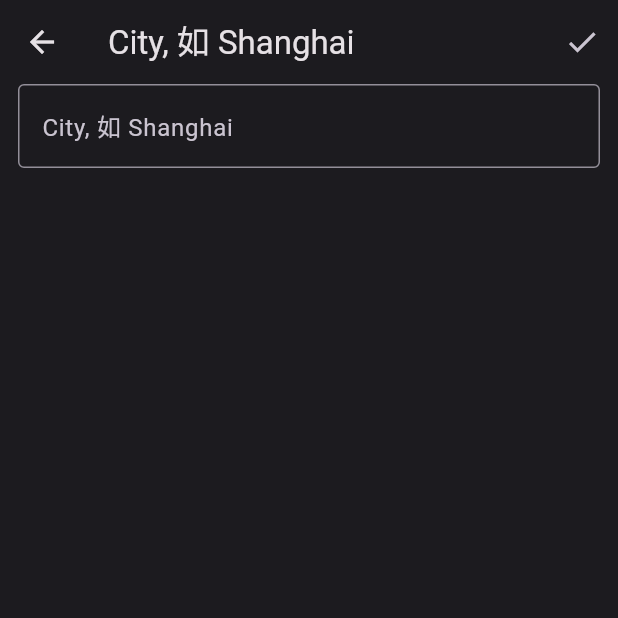
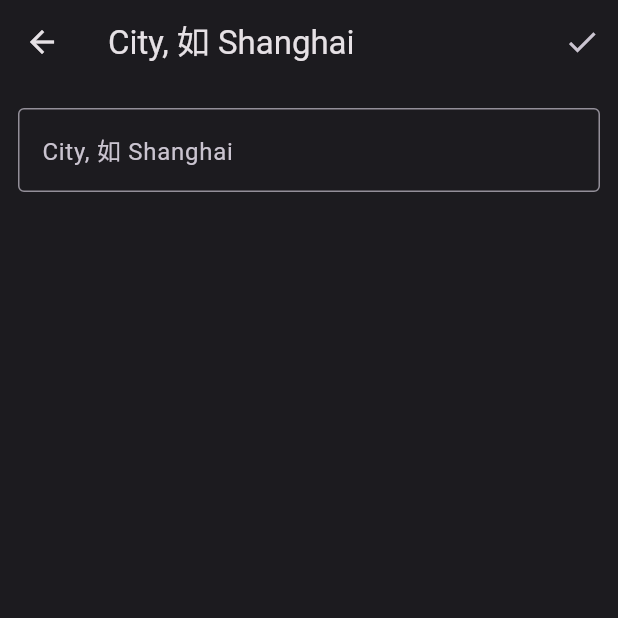
Before and after one commit to dengsgo/funny_time, a Flutter app: the SettingPage screen opened by its route, after a tap on "城市/地区", on a phone screen of 412 x 824 dp, the top half of it. Run offline on Flutter 3.47's test engine with Material 2 defaults, Android fonts, the light colour scheme and no system bars; our stand-ins replace battery_plus, shared_preferences, wakelock; missing offline and left inert: screen_brightness; accounts and stored records are empty.

Commit message:
update setting

```diff
--- a/lib/config.dart
+++ b/lib/config.dart
@@ -12,6 +12,8 @@
 import 'package:screen_brightness/screen_brightness.dart';
 import 'package:shared_preferences/shared_preferences.dart';
 import 'package:wakelock/wakelock.dart';
+
+const appVersionCode = '1.0.2';
 
 const double positionPaddingHeight = 72;
 
--- a/lib/setting.dart
+++ b/lib/setting.dart
@@ -1,5 +1,7 @@
 import 'package:flutter/material.dart';
 import 'package:funny_time/config.dart';
+
+const _projectCodeUrl = 'https://github.com/dengsgo/funny_time';
 
 class SettingPage extends StatefulWidget {
   const SettingPage({super.key});
@@ -33,15 +35,15 @@
   Widget build(BuildContext context) {
     final styleLarge = Theme.of(context).textTheme.titleLarge;
     return Scaffold(
-      appBar: AppBar(title: Text("Setting"),),
+      appBar: AppBar(title: const Text("Setting"),),
       body: ListView(
         children: [
           _copyright(),
           ListTile(title: Text("天气", style: styleLarge,),),
           ListTile(
-            title: Text("城市/地区"),
+            title: const Text("城市/地区"),
             subtitle: globalSetting.weatherSet.city == null ? null : Text(globalSetting.weatherSet.city!),
-            trailing: Icon(Icons.chevron_right),
+            trailing: const Icon(Icons.chevron_right),
             onTap: () async {
               String? text = await Navigator.of(context).push(MaterialPageRoute(
                 builder: (context) => _TextSettingPage(appbarTitle: "City, 如 Shanghai", text: globalSetting.weatherSet.city,),
@@ -55,9 +57,9 @@
             },
           ),
           ListTile(
-            title: Text("接口Key (OpenWeather Apikey)"),
+            title: const Text("接口Key (OpenWeather Apikey)"),
             subtitle: globalSetting.weatherSet.apikey == null ? null : Text(globalSetting.weatherSet.apikey!),
-            trailing: Icon(Icons.chevron_right),
+            trailing: const Icon(Icons.chevron_right),
             onTap: () async {
               String? text = await Navigator.of(context).push(MaterialPageRoute(
                 builder: (context) => _TextSettingPage(appbarTitle: "Apikey", text: globalSetting.weatherSet.apikey,),
@@ -71,13 +73,13 @@
             },
           ),
           ListTile(
-            title: Text("强制更新天气"),
+            title: const Text("强制更新天气"),
             subtitle: Text("自打开App已请求接口 ${globalSetting.weatherActiveFlushApiCount} 次"),
             onTap: () async {
               _initData();
             },
           ),
-          Divider(),
+          const Divider(),
           ListTile(title: Text("自动化", style: styleLarge,),),
           ListTile(
             title: Text("低亮度 (${globalSetting.autoSet.lowBrightnessValue})"),
@@ -98,7 +100,7 @@
             ),
           ),
           ListTile(
-            title: Text("低亮度时间段"),
+            title: const Text("低亮度时间段"),
             subtitle: Column(
               mainAxisSize: MainAxisSize.min,
               children:_timeSlots(),
@@ -126,21 +128,21 @@
             ),
           ),
 
-          Divider(),
+          const Divider(),
           ListTile(title: Text("开源代码", style: styleLarge,),),
-          ListTile(
+          const ListTile(
             title: Text("Project"),
-            subtitle: Text("https://github.com/dengsgo/funny_time"),
+            subtitle: Text(_projectCodeUrl),
           ),
-          ListTile(
+          const ListTile(
             title: Text("MIT License"),
-            subtitle: Text("https://github.com/dengsgo/funny_time/blob/master/LICENSE"),
+            subtitle: Text("$_projectCodeUrl/blob/master/LICENSE"),
           ),
-          ListTile(
+          const ListTile(
             title: Text("贡献代码"),
-            subtitle: Text("https://github.com/dengsgo/funny_time/fock"),
+            subtitle: Text("$_projectCodeUrl/fock"),
           ),
-          ListTile(
+          const ListTile(
             title: Text("捐赠开发者"),
             subtitle: Text("感谢你的支持，以维持开源软件的更新！"),
           ),
@@ -160,7 +162,7 @@
               ),
             ],
           ),
-          Padding(padding: EdgeInsets.all(48), child: Text("到底部啦", style: styleLarge?.copyWith(color: Colors.white24), textAlign: TextAlign.center,),)
+          Padding(padding: const EdgeInsets.all(48), child: Text("到底部啦", style: styleLarge?.copyWith(color: Colors.white24), textAlign: TextAlign.center,),)
         ],
       ),
     );
@@ -174,8 +176,8 @@
         Row(
           mainAxisAlignment: MainAxisAlignment.center,
           children: [
-            FlutterLogo(size: 82,),
-            SizedBox(
+            const FlutterLogo(size: 82,),
+            const SizedBox(
               width: 12,
             ),
             Column(
@@ -183,19 +185,19 @@
               crossAxisAlignment: CrossAxisAlignment.start,
               children: [
                 Text("Funny Time", style: Theme.of(context).textTheme.headlineSmall,),
-                Text("版本: 1.0.1"),
+                const Text("版本: ${appVersionCode}"),
                 Text("A Cool Time Open-Source Display App !"),
               ],
             ),
           ],
         ),
         Padding(
-          padding: EdgeInsets.all(16),
-          child: Text("Funny Time 需要一个有趣的图标，欢迎提交你的想法！\nHttps://github.com/dengsgo/funny_time/issues",
+          padding: const EdgeInsets.all(16),
+          child: Text("Funny Time 需要一个有趣的图标，欢迎提交你的想法！\n$_projectCodeUrl/issues",
             textAlign: TextAlign.center,
             style: Theme.of(context).textTheme.titleSmall?.copyWith(color: Colors.redAccent, fontWeight: FontWeight.bold),),
         ),
-        SizedBox(height: 24,),
+        const SizedBox(height: 24,),
       ],
     );
   }
@@ -278,6 +280,7 @@
       body: ListView(
         padding: EdgeInsets.symmetric(horizontal: 12),
         children: [
+          const SizedBox(height: 16,),
           TextField(
             controller: _controller,
             onChanged: (value) {
```
